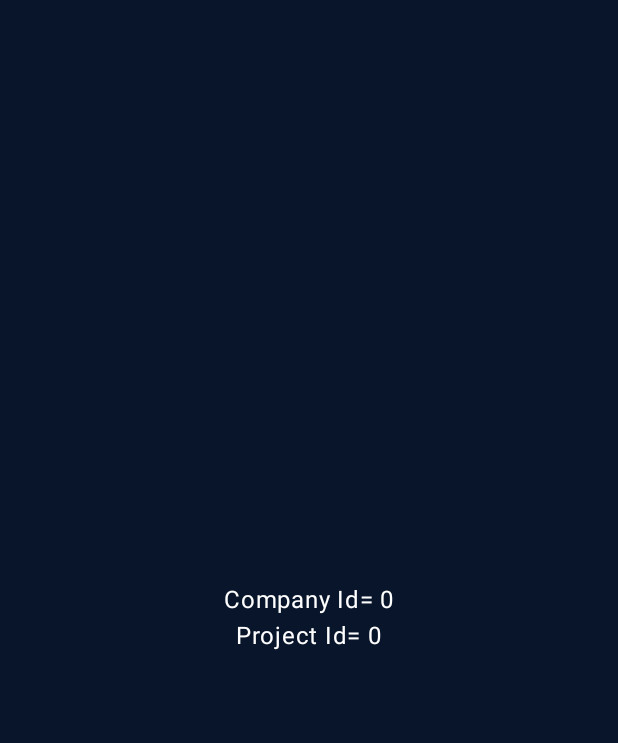
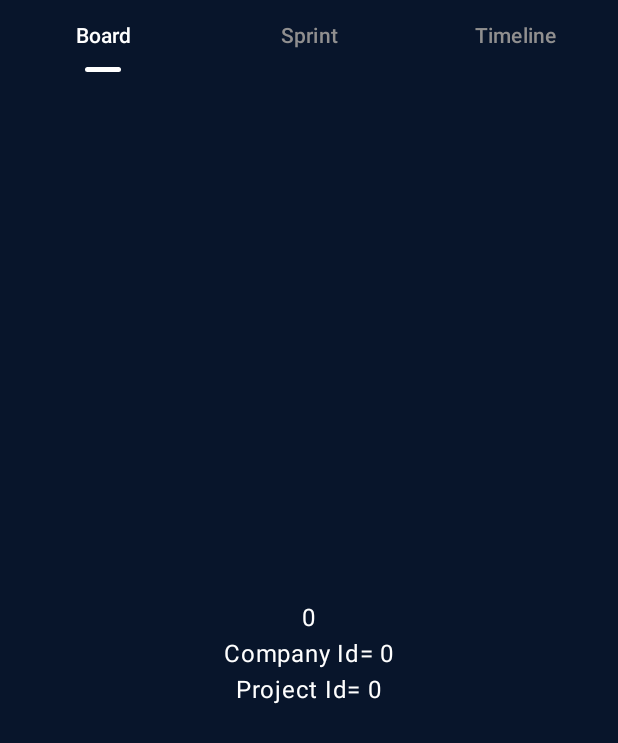
Before and after one commit to dev-dash0/Mobile-DevDash, an Android app built with Jetpack Compose: the composable IssueScreen called with empty values, on a phone screen of 412 x 824 dp. Shown: the top 743 px of the screen. Run offline under Robolectric (Android 15) with nearby library versions, the phone set to English and light mode, and no system bars.

Commit message:
feat: Implement tab row with custom indicator and Horizontal Pager

```diff
--- /dev/null
+++ b/app/src/main/java/com/elfeky/devdash/ui/common/tab_row/TabRowContainer.kt
@@ -0,0 +1,72 @@
+package com.elfeky.devdash.ui.common.tab_row
+
+import androidx.compose.foundation.layout.Arrangement
+import androidx.compose.foundation.layout.Column
+import androidx.compose.foundation.layout.fillMaxSize
+import androidx.compose.foundation.layout.fillMaxWidth
+import androidx.compose.foundation.pager.HorizontalPager
+import androidx.compose.foundation.pager.PagerScope
+import androidx.compose.foundation.pager.rememberPagerState
+import androidx.compose.material3.MaterialTheme
+import androidx.compose.material3.Tab
+import androidx.compose.material3.TabPosition
+import androidx.compose.material3.TabRow
+import androidx.compose.material3.TabRowDefaults
+import androidx.compose.material3.TabRowDefaults.tabIndicatorOffset
+import androidx.compose.material3.Text
+import androidx.compose.runtime.Composable
+import androidx.compose.runtime.rememberCoroutineScope
+import androidx.compose.ui.Alignment
+import androidx.compose.ui.Modifier
+import androidx.compose.ui.graphics.Color
+import androidx.compose.ui.zIndex
+import kotlinx.coroutines.launch
+
+@Composable
+fun TabRowContainer(
+    modifier: Modifier = Modifier,
+    pageContent: @Composable (PagerScope.(page: Int) -> Unit)
+) {
+    val tabItems = listOf("Board", "Sprint", "Timeline")
+    val scope = rememberCoroutineScope()
+    val pagerState = rememberPagerState(pageCount = { tabItems.size })
+
+    Column(
+        modifier = modifier.fillMaxSize(), verticalArrangement = Arrangement.Center,
+        horizontalAlignment = Alignment.CenterHorizontally
+    ) {
+        TabRow(
+            selectedTabIndex = pagerState.currentPage,
+            containerColor = Color.Transparent,
+            contentColor = MaterialTheme.colorScheme.onBackground,
+            indicator = { tabPositions: List<TabPosition> ->
+                if (pagerState.currentPage < tabPositions.size) {
+                    TabRowDefaults.PrimaryIndicator(
+                        Modifier.tabIndicatorOffset(currentTabPosition = tabPositions[pagerState.currentPage]),
+                        color = MaterialTheme.colorScheme.onBackground
+                    )
+                }
+            },
+            divider = {}
+        ) {
+            tabItems.forEachIndexed { index, item ->
+                Tab(
+                    modifier = Modifier.zIndex(2f),
+                    selected = index == pagerState.currentPage,
+                    onClick = { scope.launch { pagerState.animateScrollToPage(index) } },
+                    text = { Text(text = item) },
+                    selectedContentColor = MaterialTheme.colorScheme.onBackground,
+                    unselectedContentColor = MaterialTheme.colorScheme.onSurfaceVariant
+                )
+            }
+        }
+
+        HorizontalPager(
+            state = pagerState,
+            modifier = Modifier
+                .fillMaxWidth()
+                .weight(1f),
+            pageContent = pageContent
+        )
+    }
+}
--- a/app/src/main/java/com/elfeky/devdash/ui/screens/details_screens/issue/IssueScreen.kt
+++ b/app/src/main/java/com/elfeky/devdash/ui/screens/details_screens/issue/IssueScreen.kt
@@ -8,14 +8,32 @@ import androidx.compose.material3.Text
 import androidx.compose.runtime.Composable
 import androidx.compose.ui.Alignment
 import androidx.compose.ui.Modifier
+import androidx.compose.ui.tooling.preview.Preview
+import com.elfeky.devdash.ui.common.tab_row.TabRowContainer
+import com.elfeky.devdash.ui.theme.DevDashTheme
 
 @Composable
-fun IssueScreen(companyId: Int, projectId: Int, modifier: Modifier = Modifier) {
-    Column(
-        modifier = modifier.fillMaxSize(), verticalArrangement = Arrangement.Center,
-        horizontalAlignment = Alignment.CenterHorizontally
-    ) {
-        Text("Company Id= $companyId", color = MaterialTheme.colorScheme.onBackground)
-        Text("Project Id= $projectId", color = MaterialTheme.colorScheme.onBackground)
+fun IssueScreen(
+    companyId: Int, projectId: Int,
+    modifier: Modifier = Modifier
+) {
+    TabRowContainer(modifier = modifier) { index ->
+        Column(
+            modifier = Modifier.fillMaxSize(),
+            verticalArrangement = Arrangement.Center,
+            horizontalAlignment = Alignment.CenterHorizontally
+        ) {
+            Text(text = "$index", color = MaterialTheme.colorScheme.onBackground)
+            Text("Company Id= $companyId", color = MaterialTheme.colorScheme.onBackground)
+            Text("Project Id= $projectId", color = MaterialTheme.colorScheme.onBackground)
+        }
     }
 }
+
+@Preview
+@Composable
+private fun IssueScreenPreview() {
+    DevDashTheme {
+        IssueScreen(0, 5)
+    }
+}
```
